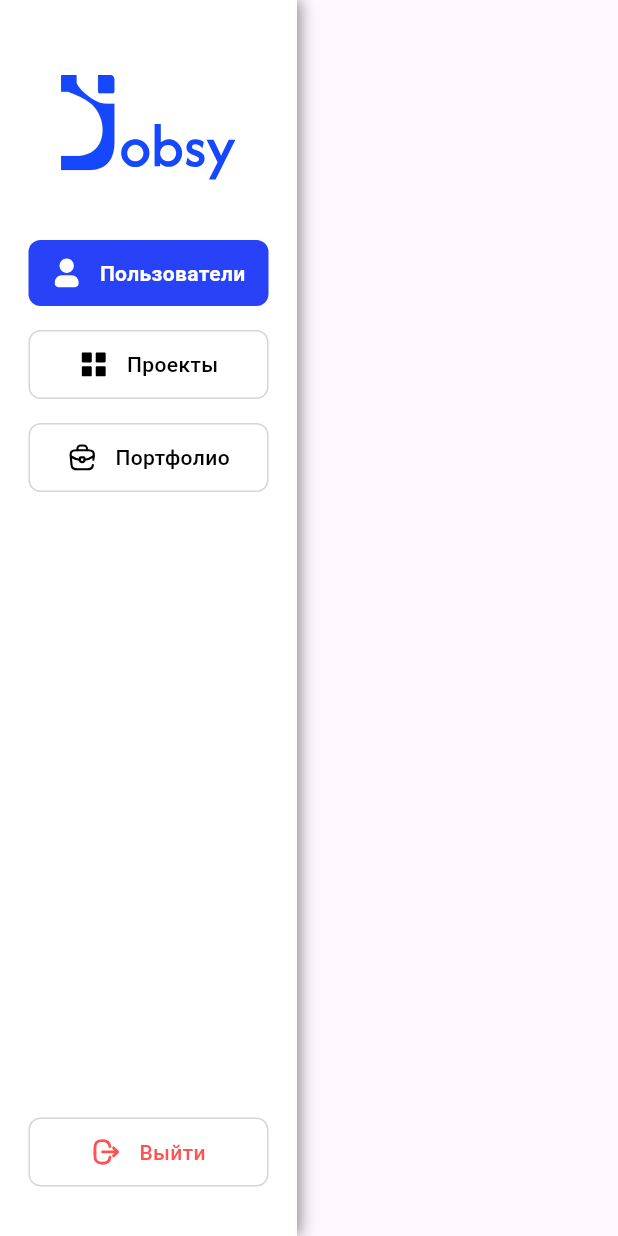
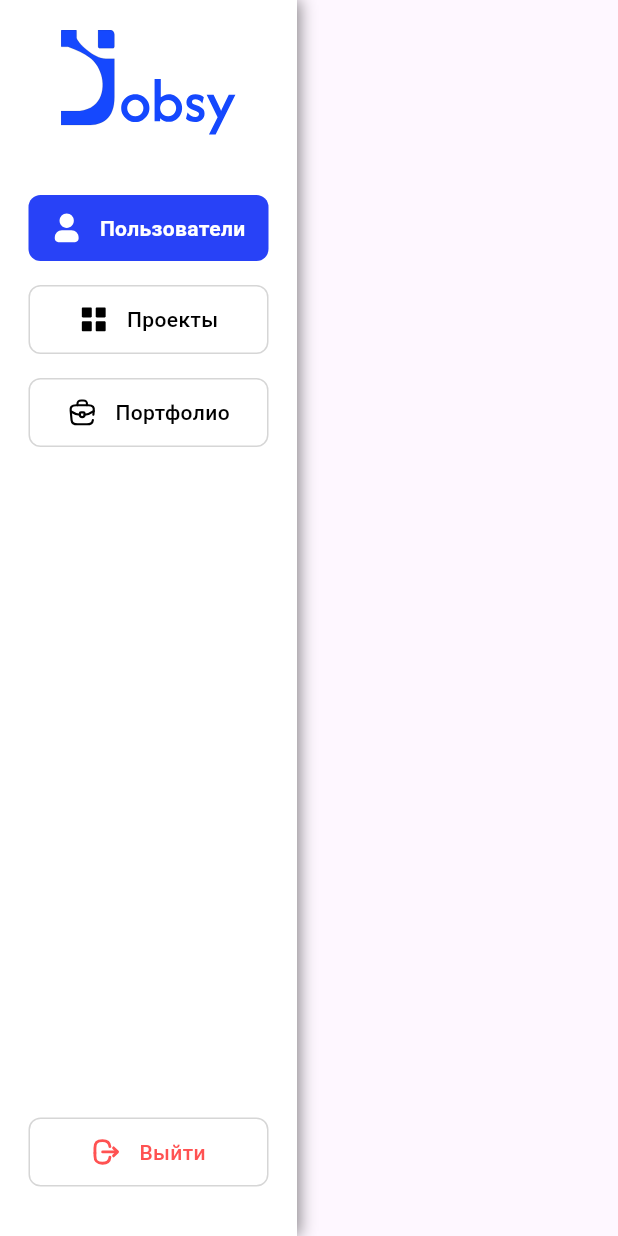
Before and after one commit to TP-Jobsy/jobsy-admin, a Flutter app: the Sidebar widget shown alone on an empty page, opened directly, on a phone screen of 412 x 824 dp. Run offline on Flutter 3.47's test engine with Material 3 defaults, Android fonts, the phone set to English and light mode, and no system bars; our stand-ins replace cached_network_image, flutter_secure_storage, flutter_svg; accounts and stored records are empty.

Commit message:
feat: fix top padding

```diff
--- a/lib/pages/sidebar.dart
+++ b/lib/pages/sidebar.dart
@@ -69,7 +69,7 @@ class Sidebar extends StatelessWidget {
     return Container(
       width: 198,
       height: double.infinity,
-      padding: const EdgeInsets.fromLTRB(19, 50, 19, 25),
+      padding: const EdgeInsets.fromLTRB(19, 20, 19, 25),
       decoration: const BoxDecoration(
         color: Palette.white,
         boxShadow: [
```
